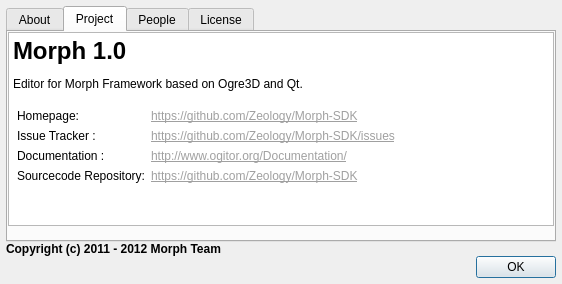
This is Morph/mOgreEntityViewer/aboutdialog.ui in wazery/Morph-SDK as Qt 5 draws it before an edit. The edited form follows.
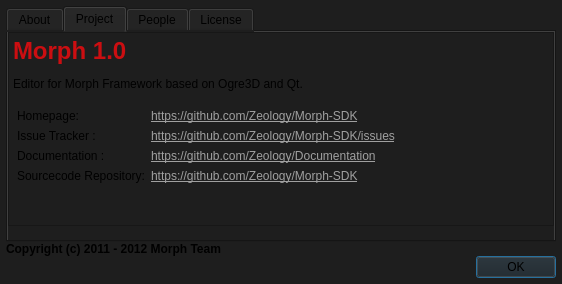
This is the edited form. Icons and pictures are not drawn.

```diff
--- a/Morph/mOgreEntityViewer/aboutdialog.ui
+++ b/Morph/mOgreEntityViewer/aboutdialog.ui
@@ -26,6 +26,9 @@
   <property name="windowTitle">
    <string>About Morph Editor</string>
   </property>
+  <property name="styleSheet">
+   <string notr="true">background:rgb(30, 30, 30)</string>
+  </property>
   <property name="sizeGripEnabled">
    <bool>false</bool>
   </property>
@@ -59,9 +62,15 @@
        <height>200</height>
       </size>
      </property>
+     <property name="layoutDirection">
+      <enum>Qt::LeftToRight</enum>
+     </property>
      <property name="tabPosition">
       <enum>QTabWidget::North</enum>
      </property>
+     <property name="tabShape">
+      <enum>QTabWidget::Rounded</enum>
+     </property>
      <property name="currentIndex">
       <number>1</number>
      </property>
@@ -116,7 +125,7 @@
 &lt;html&gt;&lt;head&gt;&lt;meta name=&quot;qrichtext&quot; content=&quot;1&quot; /&gt;&lt;title&gt;Project&lt;/title&gt;&lt;style type=&quot;text/css&quot;&gt;
 p, li { white-space: pre-wrap; }
 &lt;/style&gt;&lt;/head&gt;&lt;body style=&quot; font-family:'Sans Serif'; font-size:9pt; font-weight:400; font-style:normal;&quot;&gt;
-&lt;p style=&quot; margin-top:18px; margin-bottom:12px; margin-left:0px; margin-right:0px; -qt-block-indent:0; text-indent:0px;&quot;&gt;&lt;span style=&quot; font-size:xx-large; font-weight:600;&quot;&gt;Morph 1.0&lt;/span&gt;&lt;/p&gt;
+&lt;p style=&quot; margin-top:18px; margin-bottom:12px; margin-left:0px; margin-right:0px; -qt-block-indent:0; text-indent:0px;&quot;&gt;&lt;span style=&quot; font-size:xx-large; font-weight:600; color:#cc0e11;&quot;&gt;Morph 1.0&lt;/span&gt;&lt;/p&gt;
 &lt;p style=&quot; margin-top:0px; margin-bottom:0px; margin-left:0px; margin-right:0px; -qt-block-indent:0; text-indent:0px;&quot;&gt;Editor for Morph Framework based on Ogre3D and Qt.&lt;br /&gt;&lt;/p&gt;
 &lt;table border=&quot;0&quot; style=&quot; margin-top:0px; margin-bottom:0px; margin-left:0px; margin-right:0px;&quot; cellspacing=&quot;2&quot; cellpadding=&quot;2&quot;&gt;
 &lt;tr&gt;
@@ -133,7 +142,7 @@
 &lt;td&gt;
 &lt;p style=&quot; margin-top:0px; margin-bottom:0px; margin-left:0px; margin-right:0px; -qt-block-indent:0; text-indent:0px;&quot;&gt;Documentation :&lt;/p&gt;&lt;/td&gt;
 &lt;td&gt;
-&lt;p style=&quot; margin-top:0px; margin-bottom:0px; margin-left:0px; margin-right:0px; -qt-block-indent:0; text-indent:0px;&quot;&gt;&lt;a href=&quot;http://www.ogitor.org/Documentation/&quot;&gt;&lt;span style=&quot; text-decoration: underline; color:#a0a0a0;&quot;&gt;http://www.ogitor.org/Documentation/&lt;/span&gt;&lt;/a&gt;&lt;/p&gt;&lt;/td&gt;&lt;/tr&gt;
+&lt;p style=&quot; margin-top:0px; margin-bottom:0px; margin-left:0px; margin-right:0px; -qt-block-indent:0; text-indent:0px;&quot;&gt;&lt;a href=&quot;https://github.com/Zeology/Morph-SDK/issues&quot;&gt;&lt;span style=&quot; text-decoration: underline; color:#a0a0a0;&quot;&gt;https://github.com/Zeology/&lt;/span&gt;&lt;/a&gt;&lt;a href=&quot;http://www.ogitor.org/Documentation/&quot;&gt;&lt;span style=&quot; text-decoration: underline; color:#a0a0a0;&quot;&gt;Documentation&lt;/span&gt;&lt;/a&gt;&lt;/p&gt;&lt;/td&gt;&lt;/tr&gt;
 &lt;tr&gt;
 &lt;td&gt;
 &lt;p style=&quot; margin-top:0px; margin-bottom:0px; margin-left:0px; margin-right:0px; -qt-block-indent:0; text-indent:0px;&quot;&gt;Sourcecode Repository:&lt;/p&gt;&lt;/td&gt;
```
Left out of the diff: 9 changed lines with no effect on the pictures.
